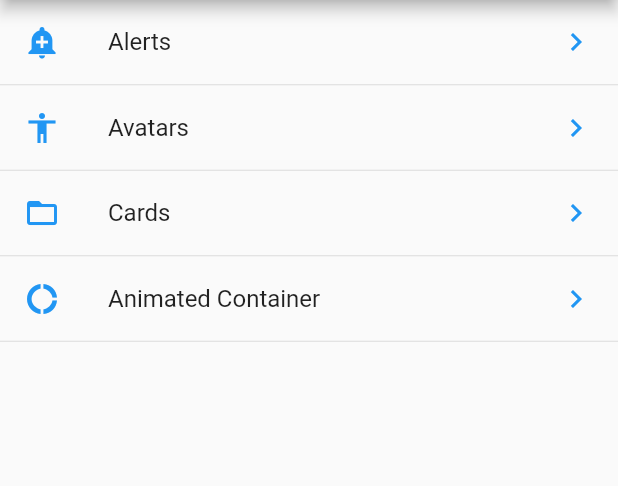
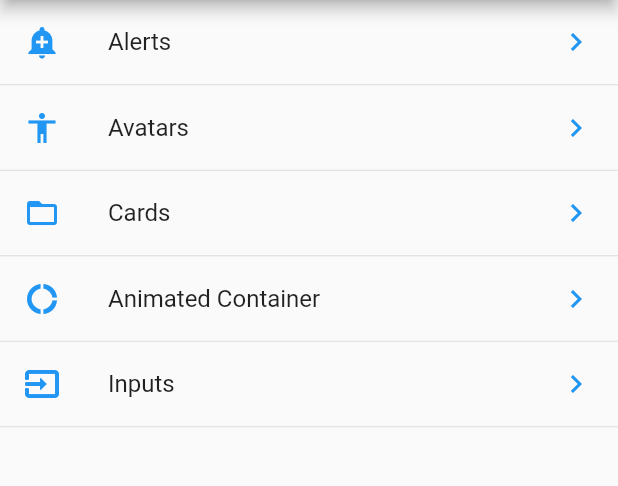
Before and after one commit to 51lv3r258/flutter-components, a Flutter app: the screen it shows after launch, on a phone screen of 412 x 824 dp, the part 84-570 px from its top. Run offline on Flutter 3.47's test engine with Material 2 defaults, Android fonts, the phone set to English and light mode, and no system bars.

Commit message:
✨ Adding new page for inputs

```diff
--- a/data/menu_opts.json
+++ b/data/menu_opts.json
@@ -20,6 +20,11 @@
             "route" : "animatedContainer",
             "icon" : "donut_large",
             "text": "Animated Container"
+        },
+        {
+            "route" : "input",
+            "icon" : "input",
+            "text": "Inputs"
         }
     ]
 }
--- a/lib/src/routes/routes.dart
+++ b/lib/src/routes/routes.dart
@@ -6,6 +6,7 @@ import '../pages/alert_page.dart';
 import '../pages/avatar_page.dart';
 import '../pages/card_page.dart';
 import '../pages/animated_container.dart';
+import '../pages/input_page.dart';
 
 Map<String, WidgetBuilder> getAppRoutes() {
   return <String, WidgetBuilder>{
@@ -13,6 +14,8 @@ Map<String, WidgetBuilder> getAppRoutes() {
     'alert': (BuildContext context) => const AlertPage(),
     'avatar': (BuildContext context) => const AvatarPage(),
     'card': (BuildContext context) => const CardPage(),
-    'animatedContainer': (BuildContext context) => const AnimatedContainerPage(),
+    'animatedContainer': (BuildContext context) =>
+        const AnimatedContainerPage(),
+    'input': (BuildContext context) => const InputPage(),
   };
 }
--- a/lib/src/utils/icon_string_util.dart
+++ b/lib/src/utils/icon_string_util.dart
@@ -5,7 +5,8 @@ final _icons = <String, IconData>{
   'add_alert': Icons.add_alert,
   'accessibility': Icons.accessibility,
   'folder_open': Icons.folder_open,
-  'donut_large': Icons.donut_large
+  'donut_large': Icons.donut_large,
+  'input': Icons.input_outlined,
 };
 
 Icon getIcon(String iconName, [Color? color]) {
```
Also changed, not shown: lib/src/pages/input_page.dart (added, +49 -0 lines).
